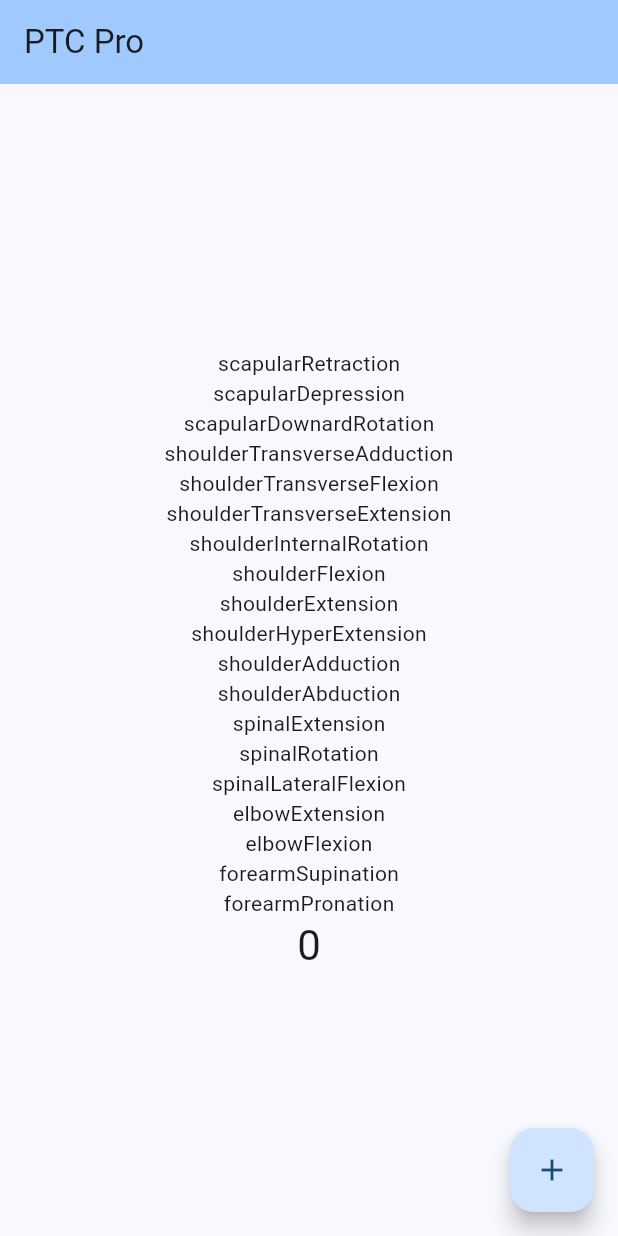
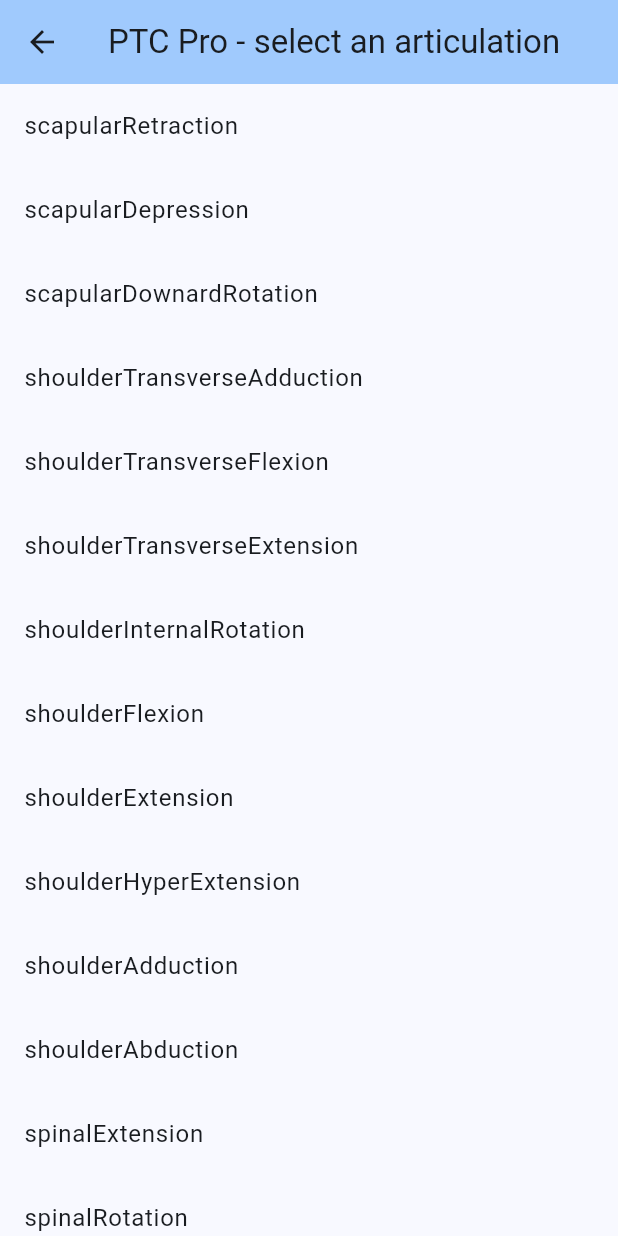
Before and after one commit to Dieterbe/body.build, a Flutter app: the screen it shows after launch, on a phone screen of 412 x 824 dp. Run offline on Flutter 3.47's test engine with Material 3 defaults, Android fonts, the phone set to English and light mode, and no system bars.

Commit message:
basic app prototype

```diff
--- a/lib/main.dart
+++ b/lib/main.dart
@@ -1,5 +1,6 @@
 import 'package:flutter/material.dart';
 import 'package:ptc/articulations.dart';
+import 'package:ptc/movements.dart';
 
 void main() {
   runApp(const MyApp());
@@ -32,54 +33,58 @@ class MyHomePage extends StatefulWidget {
 }
 
 class _MyHomePageState extends State<MyHomePage> {
-  int _counter = 0;
-
-  void _incrementCounter() {
-    setState(() {
-      // This call to setState tells the Flutter framework that something has
-      // changed in this State, which causes it to rerun the build method below
-      // so that the display can reflect the updated values. If we changed
-      // _counter without calling setState(), then the build method would not be
-      // called again, and so nothing would appear to happen.
-      _counter++;
-    });
-  }
-
+  Articulation? articulation;
   @override
   Widget build(BuildContext context) {
-    // This method is rerun every time setState is called, for instance as done
-    // by the _incrementCounter method above.
-    //
-    // The Flutter framework has been optimized to make rerunning build methods
-    // fast, so that you can just rebuild anything that needs updating rather
-    // than having to individually change instances of widgets.
+    String varTitle = 'select an articulation';
+    if (articulation != null) {
+      varTitle = articulation!.name;
+    }
     return Scaffold(
       appBar: AppBar(
-        // TRY THIS: Try changing the color here to a specific color (to
-        // Colors.amber, perhaps?) and trigger a hot reload to see the AppBar
-        // change color while the other colors stay the same.
         backgroundColor: Theme.of(context).colorScheme.inversePrimary,
-        // Here we take the value from the MyHomePage object that was created by
-        // the App.build method, and use it to set our appbar title.
-        title: Text(widget.title),
+        leading: IconButton(
+          icon: const Icon(Icons.arrow_back),
+          onPressed: () {
+            setState(() {
+              articulation = null;
+            });
+            // Navigator.pop(context);
+          },
+        ),
+        title: Text('${widget.title} - $varTitle'),
       ),
-      body: Center(
-        child: Column(
-          mainAxisAlignment: MainAxisAlignment.center,
-          children: <Widget>[
-            ...Articulation.values.map((e) => Text(e.name)).toList(),
-            Text(
-              '$_counter',
-              style: Theme.of(context).textTheme.headlineMedium,
-            ),
-          ],
-        ),
-      ),
-      floatingActionButton: FloatingActionButton(
-        onPressed: _incrementCounter,
-        tooltip: 'Increment',
-        child: const Icon(Icons.add),
-      ), // This trailing comma makes auto-formatting nicer for build methods.
+      body: articulation == null
+          ? ListView.builder(
+              itemCount: Articulation.values.length,
+              itemBuilder: (context, index) {
+                final articulation = Articulation.values[index];
+                return ListTile(
+                  title: Text(articulation.name),
+                  onTap: () {
+                    setState(() {
+                      this.articulation = articulation;
+                    });
+                  },
+                );
+              })
+          : ListView.builder(
+              itemCount: movements
+                  .where((m) => m.articulation == articulation)
+                  .toList()
+                  .length,
+              itemBuilder: (context, index) {
+                final movement = movements
+                    .where((m) => m.articulation == articulation)
+                    .toList()[index];
+                return ListTile(
+                  title: movement.muscle != null
+                      ? Text(movement.muscle!.toString())
+                      : Text(movement.head!.toString()),
+                  subtitle: Text(
+                      '${movement.muscle} ${movement.head != null ? movement.head!.toString() : ''}'),
+                );
+              }),
     );
   }
 }
--- a/lib/movements.dart
+++ b/lib/movements.dart
@@ -2,14 +2,16 @@ import 'package:ptc/articulations.dart';
 import 'package:ptc/muscles.dart';
 
 class Movement {
-  const Movement({
+  Movement({
     this.muscle,
     this.head,
     required this.articulation,
     this.rangeBegin,
     this.rangeEnd,
     this.momentMax,
-  });
+  }) {
+    assert((muscle == null) != (head == null));
+  }
   final Muscle? muscle;
   final Head? head; // if null, means all heads
   final Articulation articulation;
@@ -20,7 +22,7 @@ class Movement {
 
 final movements = [
   // most primary pec function.
-  const Movement(
+  Movement(
     muscle: Muscle.pectoralisMajor,
     head: null,
     articulation: Articulation.shoulderTransverseFlexion,
@@ -31,7 +33,7 @@ final movements = [
         45, // https://www.jshoulderelbow.org/article/S1058-2746(97)70049-1/abstract
   ),
   // secondary primary pec function
-  const Movement(
+  Movement(
     muscle: Muscle.pectoralisMajor,
     head: null,
     articulation: Articulation.shoulderTransverseAdduction,
@@ -40,7 +42,7 @@ final movements = [
     momentMax:
         null, // not quite sure. probably similar, but less than transverseFlexion
   ),
-  const Movement(
+  Movement(
     muscle: Muscle.pectoralisMajor,
     articulation: Articulation.shoulderInternalRotation,
     rangeBegin: 0,
@@ -76,7 +78,7 @@ final movements = [
     rangeBegin: 0,
     rangeEnd: 170,
   ),
-  const Movement(
+  Movement(
       // no other muscle does elbow extension, and its the main function
       // of the triceps
       articulation: Articulation.elbowExtension,
@@ -112,7 +114,7 @@ final movements = [
   ),
   // main function of lats
   // https://www.ncbi.nlm.nih.gov/pubmed/24462394
-  const Movement(
+  Movement(
     // lengthening -> little reduction of force production. so effective over ROM
     articulation: Articulation.shoulderExtension,
     muscle: Muscle
@@ -125,7 +127,7 @@ final movements = [
   // second most important function
   // especially when shoulder is somewhat externally rotated,
   // e.g. during wide grip pull ups
-  const Movement(
+  Movement(
     articulation: Articulation.shoulderAdduction,
     muscle: Muscle.latissimusdorsi, // mainly lower, lumbopelvic fibers
     // see https://www.ncbi.nlm.nih.gov/pubmed/7498076
@@ -134,39 +136,39 @@ final movements = [
     momentMax:
         75, // elbows just below shoulders. but considerably positive over entire ROM
   ),
-  const Movement(
+  Movement(
     articulation: Articulation.shoulderInternalRotation,
     muscle: Muscle.latissimusdorsi,
     rangeBegin: 0,
     rangeEnd: 70,
   ),
   // weak
-  const Movement(
+  Movement(
     articulation: Articulation.shoulderFlexion,
     muscle: Muscle.latissimusdorsi,
     rangeBegin: 0,
     rangeEnd: -60,
   ),
-  const Movement(
+  Movement(
     // very weak due to low internal moment arm
     // https://www.ncbi.nlm.nih.gov/pubmed/9356931
     articulation: Articulation.shoulderTransverseExtension,
     muscle: Muscle.latissimusdorsi,
   ),
-  const Movement(
+  Movement(
     // very weak. mainly horizontal fibers attached to scapula
     articulation: Articulation.scapularRetraction,
     muscle: Muscle.latissimusdorsi,
     rangeBegin: 0,
     rangeEnd: 25,
   ),
-  const Movement(
+  Movement(
       // very weak
       articulation: Articulation.scapularDepression,
       muscle: Muscle.latissimusdorsi, // probably mainly from the illiac crest
       rangeBegin: 0,
       rangeEnd: 10),
-  const Movement(
+  Movement(
     // very weak
     articulation: Articulation.scapularDownardRotation,
     muscle: Muscle.latissimusdorsi,
@@ -176,7 +178,7 @@ final movements = [
   // https://www.ncbi.nlm.nih.gov/pubmed/11415812
   // none of the elbow flexorrs are really affected by shoulder position
   // see https://www.ncbi.nlm.nih.gov/pubmed/8429057
-  const Movement(
+  Movement(
     articulation: Articulation.elbowFlexion,
     muscle: Muscle.bicepsBrachii,
     rangeBegin: 0,
@@ -185,7 +187,7 @@ final movements = [
         90, // and when supinated https://www.ncbi.nlm.nih.gov/pubmed/7775488
     // most tension in anatomic position (max length). short head loses 80% when shortening. long head barely active when fully shortened
   ),
-  const Movement(
+  Movement(
     articulation: Articulation.elbowFlexion,
     muscle: Muscle.brachialis,
     rangeBegin: 0,
@@ -193,7 +195,7 @@ final movements = [
     momentMax: 90,
     // most tension in anatomic position (max length). looses half strength when shorten
   ),
-  const Movement(
+  Movement(
     articulation: Articulation.elbowFlexion,
     muscle: Muscle.brachioradialis,
     rangeBegin: 0,
@@ -201,22 +203,22 @@ final movements = [
     momentMax: 90, // and in neutral
     // most tension in anatomic position (max length). barely active when fully shortened
   ),
-  const Movement(
+  Movement(
     articulation: Articulation.forearmSupination,
     muscle: Muscle.bicepsBrachii,
 // best moment arm when pronated. less leverage with more supination
   ),
-  const Movement(
+  Movement(
     articulation: Articulation.forearmSupination,
     muscle: Muscle.brachioradialis,
     // best moment arm when pronated. no leverage past neutral
   ),
-  const Movement(
+  Movement(
     articulation: Articulation.forearmPronation,
     muscle: Muscle.brachioradialis,
     // best moment arm when supinated. no leverage past neutral
   ),
-  const Movement(
+  Movement(
     // very weak. partly indirect and passive by the tendon of the long head.
     // first 30-60 deg only.
     // https://doi.org/10.1016/j.jelekin.2006.09.012
@@ -225,7 +227,7 @@ final movements = [
     rangeBegin: 0,
     rangeEnd: 60,
   ),
-  const Movement(
+  Movement(
     // very weak, and only when forearm supinated
     // https://journals.lww.com/jbjsjournal/pages/articleviewer.aspx?year=1957&issue=39050&article=00011&type=Abstract
     articulation: Articulation.shoulderAbduction,
```
